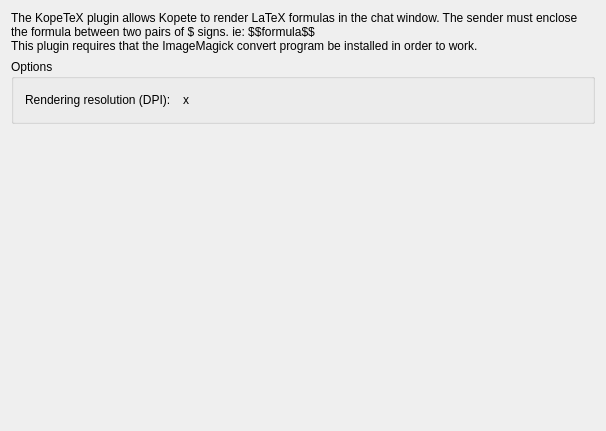
Old version of the form plugins/latex/latexprefsbase.ui in the repository KDE/kopete.
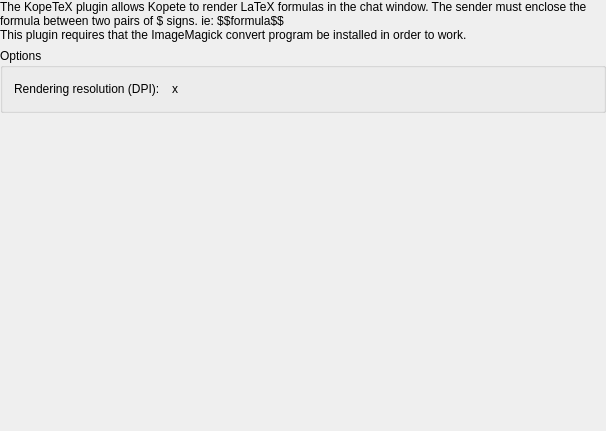
New version of the form. Custom widgets are drawn as their Qt base class.

Commit message: Remove redundant margins on plugin config pages, now that KPluginSelector doesn't add a tabwidget to them

Patch:
```diff
--- a/plugins/latex/latexprefsbase.ui
+++ b/plugins/latex/latexprefsbase.ui
@@ -11,6 +11,18 @@
    </rect>
   </property>
   <layout class="QVBoxLayout" >
+   <property name="leftMargin" >
+    <number>0</number>
+   </property>
+   <property name="topMargin" >
+    <number>0</number>
+   </property>
+   <property name="rightMargin" >
+    <number>0</number>
+   </property>
+   <property name="bottomMargin" >
+    <number>0</number>
+   </property>
    <item>
     <widget class="QLabel" name="textLabel1" >
      <property name="frameShape" >
```
The commit also changes 13 other files.
